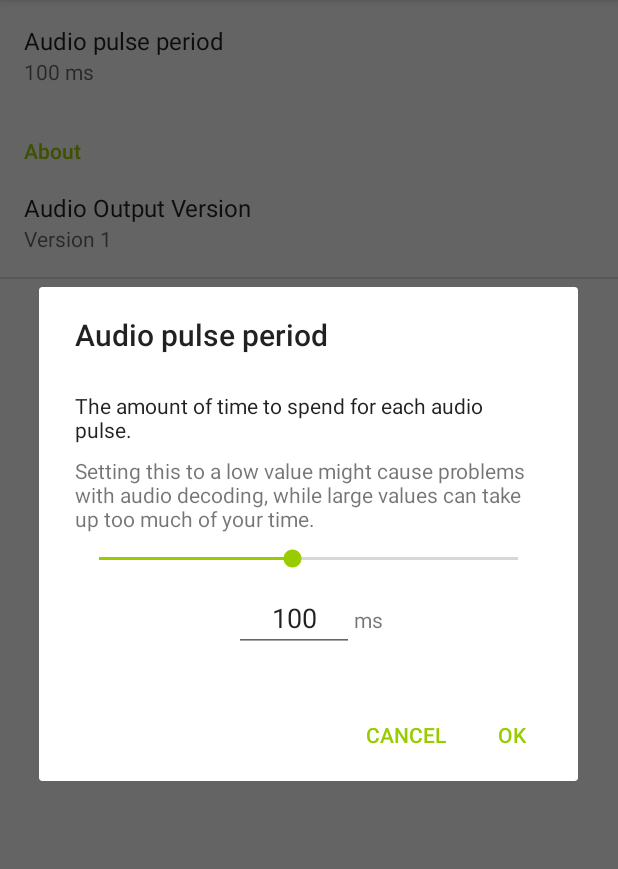
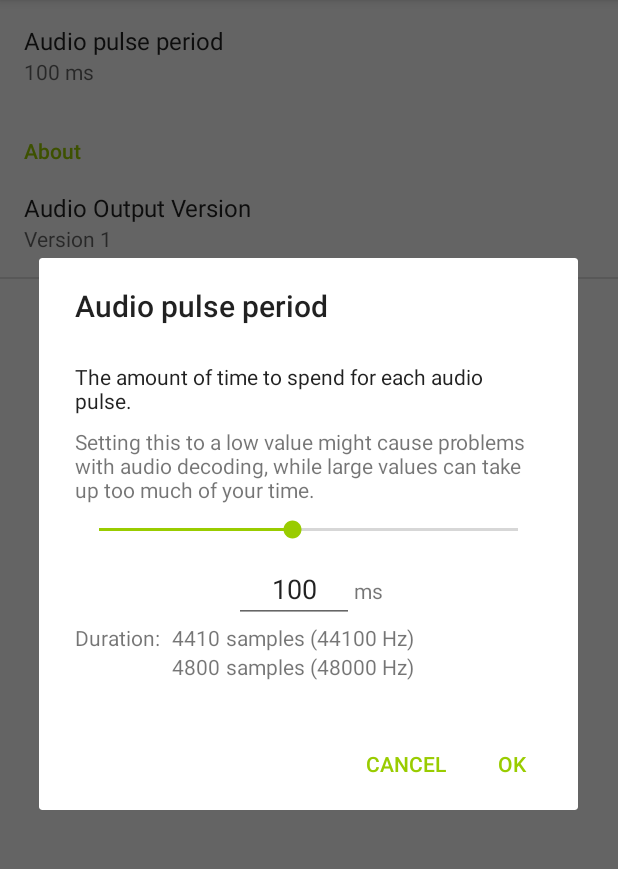
Before and after one commit to kongr45gpen/SonoClapper, an Android app: the fragment SettingsFragment shown on its own in the app's theme, after a tap on "Audio pulse period", on a phone screen of 412 x 824 dp, the part 84-953 px from its top. Run offline under Robolectric (Android 15) with nearby library versions, the phone set to English and light mode, and no system bars.

Commit message:
Show duration in samples when selecting pulse length

```diff
--- a/app/src/main/java/org/helit/sonoclapper/MainActivity.java
+++ b/app/src/main/java/org/helit/sonoclapper/MainActivity.java
@@ -57,7 +57,14 @@ public class MainActivity extends AppCompatActivity {
             @Override
             public void afterTextChanged(Editable editable) {
                 String text = editable.toString();
-                int number = Integer.parseInt(text);
+                int number;
+
+                try {
+                    number = Integer.parseInt(text);
+                } catch (NumberFormatException e) {
+                    number = 0;
+                }
+
 
                 if (number < 0) {
                     number = 0;
--- a/app/src/main/java/org/helit/sonoclapper/SliderPreference.java
+++ b/app/src/main/java/org/helit/sonoclapper/SliderPreference.java
@@ -9,6 +9,7 @@ import android.util.AttributeSet;
 import android.view.View;
 import android.widget.EditText;
 import android.widget.SeekBar;
+import android.widget.TextView;
 
 import java.util.Locale;
 
@@ -19,6 +20,8 @@ import java.util.Locale;
 public class SliderPreference extends DialogPreference {
     private SeekBar clockBar;
     private EditText clockValue;
+    private TextView samples44100;
+    private TextView samples48000;
 
     private boolean stopFiringEvents = false;
 
@@ -47,6 +50,8 @@ public class SliderPreference extends DialogPreference {
         super.onBindDialogView(v);
         clockBar = (SeekBar) v.findViewById(R.id.clockBar);
         clockValue = (EditText) v.findViewById(R.id.clockValue);
+        samples44100 = (TextView) v.findViewById(R.id.samples44100);
+        samples48000 = (TextView) v.findViewById(R.id.samples48000);
 
         clockValue.addTextChangedListener(new TextWatcher() {
             @Override
@@ -79,6 +84,7 @@ public class SliderPreference extends DialogPreference {
                 }
 
                 setProgressBarValue();
+                setSampleValue();
             }
         });
         clockBar.setOnSeekBarChangeListener(new SeekBar.OnSeekBarChangeListener() {
@@ -93,6 +99,7 @@ public class SliderPreference extends DialogPreference {
                 currentValue = (int) Math.round(value);
 
                 setTextValue();
+                setSampleValue();
             }
 
             @Override
@@ -147,6 +154,7 @@ public class SliderPreference extends DialogPreference {
     private void setValue() {
         setTextValue();
         setProgressBarValue();
+        setSampleValue();
     }
 
     private void setTextValue() {
@@ -170,4 +178,9 @@ public class SliderPreference extends DialogPreference {
         clockBar.setProgress((int) Math.round(sliderValue * 1000.0));
         stopFiringEvents = false;
     }
+
+    private void setSampleValue() {
+        samples44100.setText(String.valueOf(Math.round(currentValue/1000.0 * 44100)));
+        samples48000.setText(String.valueOf(Math.round(currentValue/1000.0 * 48000)));
+    }
 }
--- a/app/src/main/res/layout/dialog_clock_setting.xml
+++ b/app/src/main/res/layout/dialog_clock_setting.xml
@@ -49,5 +49,71 @@
             android:layout_width="match_parent"
             android:layout_height="wrap_content"
             android:text="ms" />
+
+    </LinearLayout>
+
+    <LinearLayout
+        android:layout_width="wrap_content"
+        android:layout_height="wrap_content"
+        android:orientation="horizontal">
+
+        <TextView
+            android:id="@+id/textView9"
+            android:layout_width="wrap_content"
+            android:layout_height="wrap_content"
+            android:layout_marginRight="8dp"
+            android:layout_weight="1"
+            android:text="@string/clock_setting_samples" />
+
+        <LinearLayout
+            android:layout_width="match_parent"
+            android:layout_height="wrap_content"
+            android:layout_weight="1"
+            android:orientation="vertical">
+
+            <LinearLayout
+                android:layout_width="match_parent"
+                android:layout_height="match_parent"
+                android:layout_weight="1"
+                android:orientation="horizontal">
+
+                <TextView
+                    android:id="@+id/samples44100"
+                    android:layout_width="wrap_content"
+                    android:layout_height="wrap_content"
+                    android:layout_marginRight="4dp"
+                    android:layout_weight="1"
+                    android:text="61" />
+
+                <TextView
+                    android:id="@+id/textView11"
+                    android:layout_width="wrap_content"
+                    android:layout_height="wrap_content"
+                    android:layout_weight="1"
+                    android:text="samples (44100 Hz)" />
+            </LinearLayout>
+
+            <LinearLayout
+                android:layout_width="match_parent"
+                android:layout_height="match_parent"
+                android:orientation="horizontal">
+
+                <TextView
+                    android:id="@+id/samples48000"
+                    android:layout_width="wrap_content"
+                    android:layout_height="wrap_content"
+                    android:layout_marginRight="4dp"
+                    android:layout_weight="1"
+                    android:text="4" />
+
+                <TextView
+                    android:id="@+id/textView13"
+                    android:layout_width="wrap_content"
+                    android:layout_height="wrap_content"
+                    android:layout_weight="1"
+                    android:text="samples (48000 Hz)" />
+            </LinearLayout>
+        </LinearLayout>
+
     </LinearLayout>
 </LinearLayout>
--- a/app/src/main/res/values/strings.xml
+++ b/app/src/main/res/values/strings.xml
@@ -7,4 +7,5 @@
     <string name="clock_setting_title">Audio pulse clock (in ms)</string>
     <string name="version_setting_title">Audio Output Version</string>
     <string name="about_setting">About</string>
+    <string name="clock_setting_samples">Duration:</string>
 </resources>
```
